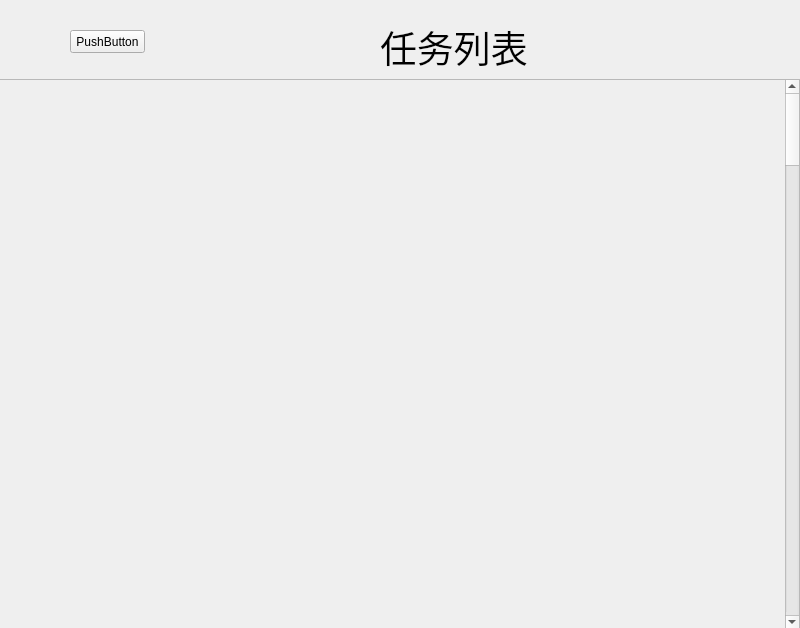
Above: TomClock_QtCreator/screenUi/missionlistwindow.ui from MeoRinLime/TomClock before the change. Below: the same form after it.
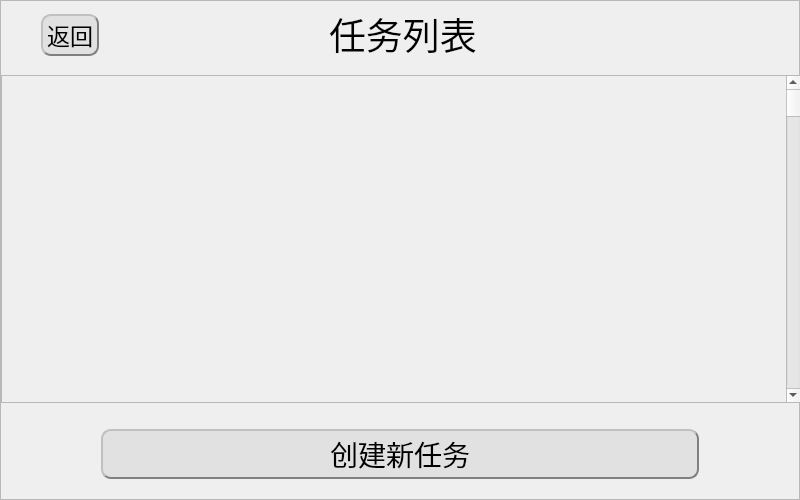
That is the form after the change. Icons and pictures are not drawn.

What changed in the file:
```diff
--- a/TomClock_QtCreator/screenUi/missionlistwindow.ui
+++ b/TomClock_QtCreator/screenUi/missionlistwindow.ui
@@ -7,7 +7,7 @@
     <x>0</x>
     <y>0</y>
     <width>800</width>
-    <height>628</height>
+    <height>500</height>
    </rect>
   </property>
   <property name="minimumSize">
@@ -19,79 +19,370 @@
   <property name="windowTitle">
    <string>Form</string>
   </property>
-  <widget class="QLabel" name="label">
-   <property name="geometry">
-    <rect>
-     <x>380</x>
-     <y>20</y>
-     <width>151</width>
-     <height>51</height>
-    </rect>
+  <property name="windowIcon">
+   <iconset resource="../res.qrc">
+    <normaloff>:/images/resourse/images/Icons/Main_Color/tomato1.png</normaloff>:/images/resourse/images/Icons/Main_Color/tomato1.png</iconset>
+  </property>
+  <layout class="QGridLayout" name="gridLayout_2">
+   <property name="leftMargin">
+    <number>0</number>
    </property>
-   <property name="minimumSize">
-    <size>
-     <width>0</width>
-     <height>0</height>
-    </size>
+   <property name="topMargin">
+    <number>0</number>
    </property>
-   <property name="maximumSize">
-    <size>
-     <width>600</width>
-     <height>400</height>
-    </size>
+   <property name="rightMargin">
+    <number>0</number>
    </property>
-   <property name="text">
-    <string>&lt;html&gt;&lt;head/&gt;&lt;body&gt;&lt;p&gt;&lt;span style=&quot; font-size:28pt;&quot;&gt;任务列表&lt;/span&gt;&lt;/p&gt;&lt;/body&gt;&lt;/html&gt;</string>
+   <property name="bottomMargin">
+    <number>0</number>
    </property>
-  </widget>
-  <widget class="QScrollArea" name="scrollArea">
-   <property name="geometry">
-    <rect>
-     <x>-1</x>
-     <y>79</y>
-     <width>801</width>
-     <height>551</height>
-    </rect>
-   </property>
-   <property name="minimumSize">
-    <size>
-     <width>0</width>
-     <height>0</height>
-    </size>
-   </property>
-   <property name="widgetResizable">
-    <bool>true</bool>
-   </property>
-   <widget class="QWidget" name="scrollAreaWidgetContents">
-    <property name="geometry">
-     <rect>
-      <x>0</x>
-      <y>0</y>
-      <width>782</width>
-      <height>4000</height>
-     </rect>
-    </property>
-    <property name="minimumSize">
-     <size>
-      <width>600</width>
-      <height>4000</height>
-     </size>
-    </property>
-   </widget>
-  </widget>
-  <widget class="QPushButton" name="pushButton">
-   <property name="geometry">
-    <rect>
-     <x>70</x>
-     <y>30</y>
-     <width>75</width>
-     <height>23</height>
-    </rect>
-   </property>
-   <property name="text">
-    <string>PushButton</string>
-   </property>
-  </widget>
+   <item row="0" column="0">
+    <widget class="QFrame" name="frame">
+     <property name="frameShape">
+      <enum>QFrame::StyledPanel</enum>
+     </property>
+     <property name="frameShadow">
+      <enum>QFrame::Raised</enum>
+     </property>
+     <layout class="QGridLayout" name="gridLayout">
+      <property name="leftMargin">
+       <number>0</number>
+      </property>
+      <property name="topMargin">
+       <number>0</number>
+      </property>
+      <property name="rightMargin">
+       <number>0</number>
+      </property>
+      <property name="bottomMargin">
+       <number>0</number>
+      </property>
+      <item row="0" column="0">
+       <layout class="QHBoxLayout" name="horizontalLayout_2">
+        <item>
+         <layout class="QHBoxLayout" name="horizontalLayout">
+          <item>
+           <spacer name="horizontalSpacer_2">
+            <property name="orientation">
+             <enum>Qt::Horizontal</enum>
+            </property>
+            <property name="sizeType">
+             <enum>QSizePolicy::Fixed</enum>
+            </property>
+            <property name="sizeHint" stdset="0">
+             <size>
+              <width>40</width>
+              <height>20</height>
+             </size>
+            </property>
+           </spacer>
+          </item>
+          <item>
+           <layout class="QVBoxLayout" name="verticalLayout">
+            <item>
+             <spacer name="verticalSpacer">
+              <property name="orientation">
+               <enum>Qt::Vertical</enum>
+              </property>
+              <property name="sizeType">
+               <enum>QSizePolicy::Fixed</enum>
+              </property>
+              <property name="sizeHint" stdset="0">
+               <size>
+                <width>20</width>
+                <height>13</height>
+               </size>
+              </property>
+             </spacer>
+            </item>
+            <item>
+             <widget class="QPushButton" name="backtoMain">
+              <property name="font">
+               <font>
+                <pointsize>17</pointsize>
+               </font>
+              </property>
+              <property name="styleSheet">
+               <string notr="true">QPushButton{
+background-color: rgb(225, 225, 225);
+border:2px groove gray;
+border-radius:10px;
+padding:2px 4px;
+border-style: outset;
+}
+
+QPushButton:hover{
+background-color:rgb(229, 241, 251); 
+color: black;
+}
+
+QPushButton:pressed{
+background-color:rgb(204, 228, 247);
+border-style: inset;
+}
+</string>
+              </property>
+              <property name="text">
+               <string>返回</string>
+              </property>
+             </widget>
+            </item>
+            <item>
+             <spacer name="verticalSpacer_2">
+              <property name="orientation">
+               <enum>Qt::Vertical</enum>
+              </property>
+              <property name="sizeType">
+               <enum>QSizePolicy::Fixed</enum>
+              </property>
+              <property name="sizeHint" stdset="0">
+               <size>
+                <width>20</width>
+                <height>13</height>
+               </size>
+              </property>
+             </spacer>
+            </item>
+           </layout>
+          </item>
+          <item>
+           <spacer name="horizontalSpacer">
+            <property name="orientation">
+             <enum>Qt::Horizontal</enum>
+            </property>
+            <property name="sizeType">
+             <enum>QSizePolicy::Expanding</enum>
+            </property>
+            <property name="sizeHint" stdset="0">
+             <size>
+              <width>40</width>
+              <height>20</height>
+             </size>
+            </property>
+           </spacer>
+          </item>
+         </layout>
+        </item>
+        <item>
+         <widget class="QLabel" name="label">
+          <property name="minimumSize">
+           <size>
+            <width>0</width>
+            <height>0</height>
+           </size>
+          </property>
+          <property name="maximumSize">
+           <size>
+            <width>600</width>
+            <height>400</height>
+           </size>
+          </property>
+          <property name="text">
+           <string>&lt;html&gt;&lt;head/&gt;&lt;body&gt;&lt;p&gt;&lt;span style=&quot; font-size:28pt;&quot;&gt;任务列表&lt;/span&gt;&lt;/p&gt;&lt;/body&gt;&lt;/html&gt;</string>
+          </property>
+         </widget>
+        </item>
+        <item>
+         <spacer name="horizontalSpacer_3">
+          <property name="orientation">
+           <enum>Qt::Horizontal</enum>
+          </property>
+          <property name="sizeHint" stdset="0">
+           <size>
+            <width>40</width>
+            <height>20</height>
+           </size>
+          </property>
+         </spacer>
+        </item>
+       </layout>
+      </item>
+      <item row="1" column="0">
+       <layout class="QHBoxLayout" name="horizontalLayout_4">
+        <item>
+         <spacer name="horizontalSpacer_7">
+          <property name="orientation">
+           <enum>Qt::Horizontal</enum>
+          </property>
+          <property name="sizeType">
+           <enum>QSizePolicy::Fixed</enum>
+          </property>
+          <property name="sizeHint" stdset="0">
+           <size>
+            <width>0</width>
+            <height>20</height>
+           </size>
+          </property>
+         </spacer>
+        </item>
+        <item>
+         <widget class="QScrollArea" name="scrollArea">
+          <property name="minimumSize">
+           <size>
+            <width>800</width>
+            <height>0</height>
+           </size>
+          </property>
+          <property name="widgetResizable">
+           <bool>true</bool>
+          </property>
+          <widget class="QWidget" name="scrollAreaWidgetContents">
+           <property name="geometry">
+            <rect>
+             <x>0</x>
+             <y>0</y>
+             <width>788</width>
+             <height>4000</height>
+            </rect>
+           </property>
+           <property name="minimumSize">
+            <size>
+             <width>600</width>
+             <height>4000</height>
+            </size>
+           </property>
+          </widget>
+         </widget>
+        </item>
+        <item>
+         <spacer name="horizontalSpacer_6">
+          <property name="orientation">
+           <enum>Qt::Horizontal</enum>
+          </property>
+          <property name="sizeType">
+           <enum>QSizePolicy::Fixed</enum>
+          </property>
+          <property name="sizeHint" stdset="0">
+           <size>
+            <width>0</width>
+            <height>20</height>
+           </size>
+          </property>
+         </spacer>
+        </item>
+       </layout>
+      </item>
+      <item row="2" column="0">
+       <layout class="QHBoxLayout" name="horizontalLayout_3">
+        <item>
+         <spacer name="horizontalSpacer_4">
+          <property name="orientation">
+           <enum>Qt::Horizontal</enum>
+          </property>
+          <property name="sizeType">
+           <enum>QSizePolicy::Fixed</enum>
+          </property>
+          <property name="sizeHint" stdset="0">
+           <size>
+            <width>100</width>
+            <height>20</height>
+           </size>
+          </property>
+         </spacer>
+        </item>
+        <item>
+         <layout class="QVBoxLayout" name="verticalLayout_2">
+          <item>
+           <spacer name="verticalSpacer_3">
+            <property name="orientation">
+             <enum>Qt::Vertical</enum>
+            </property>
+            <property name="sizeType">
+             <enum>QSizePolicy::Fixed</enum>
+            </property>
+            <property name="sizeHint" stdset="0">
+             <size>
+              <width>20</width>
+              <height>20</height>
+             </size>
+            </property>
+           </spacer>
+          </item>
+          <item>
+           <widget class="QPushButton" name="create">
+            <property name="sizePolicy">
+             <sizepolicy hsizetype="Minimum" vsizetype="Preferred">
+              <horstretch>0</horstretch>
+              <verstretch>0</verstretch>
+             </sizepolicy>
+            </property>
+            <property name="font">
+             <font>
+              <pointsize>21</pointsize>
+             </font>
+            </property>
+            <property name="styleSheet">
+             <string notr="true">QPushButton{
+background-color: rgb(225, 225, 225);
+border:2px groove gray;
+border-radius:10px;
+padding:2px 4px;
+border-style: outset;
+}
+
+QPushButton:hover{
+background-color:rgb(229, 241, 251); 
+color: black;
+}
+
+QPushButton:pressed{
+background-color:rgb(204, 228, 247);
+border-style: inset;
+}
+
+</string>
+            </property>
+            <property name="text">
+             <string>创建新任务</string>
+            </property>
+            <property name="autoDefault">
+             <bool>false</bool>
+            </property>
+            <property name="flat">
+             <bool>false</bool>
+            </property>
+           </widget>
+          </item>
+          <item>
+           <spacer name="verticalSpacer_4">
+            <property name="orientation">
+             <enum>Qt::Vertical</enum>
+            </property>
+            <property name="sizeType">
+             <enum>QSizePolicy::Fixed</enum>
+            </property>
+            <property name="sizeHint" stdset="0">
+             <size>
+              <width>20</width>
+              <height>20</height>
+             </size>
+            </property>
+           </spacer>
+          </item>
+         </layout>
+        </item>
+        <item>
+         <spacer name="horizontalSpacer_5">
+          <property name="orientation">
+           <enum>Qt::Horizontal</enum>
+          </property>
+          <property name="sizeType">
+           <enum>QSizePolicy::Fixed</enum>
+          </property>
+          <property name="sizeHint" stdset="0">
+           <size>
+            <width>100</width>
+            <height>20</height>
+           </size>
+          </property>
+         </spacer>
+        </item>
+       </layout>
+      </item>
+     </layout>
+    </widget>
+   </item>
+  </layout>
  </widget>
  <resources/>
  <connections/>
```
Left out of the diff: 6 changed lines with no effect on the pictures.
